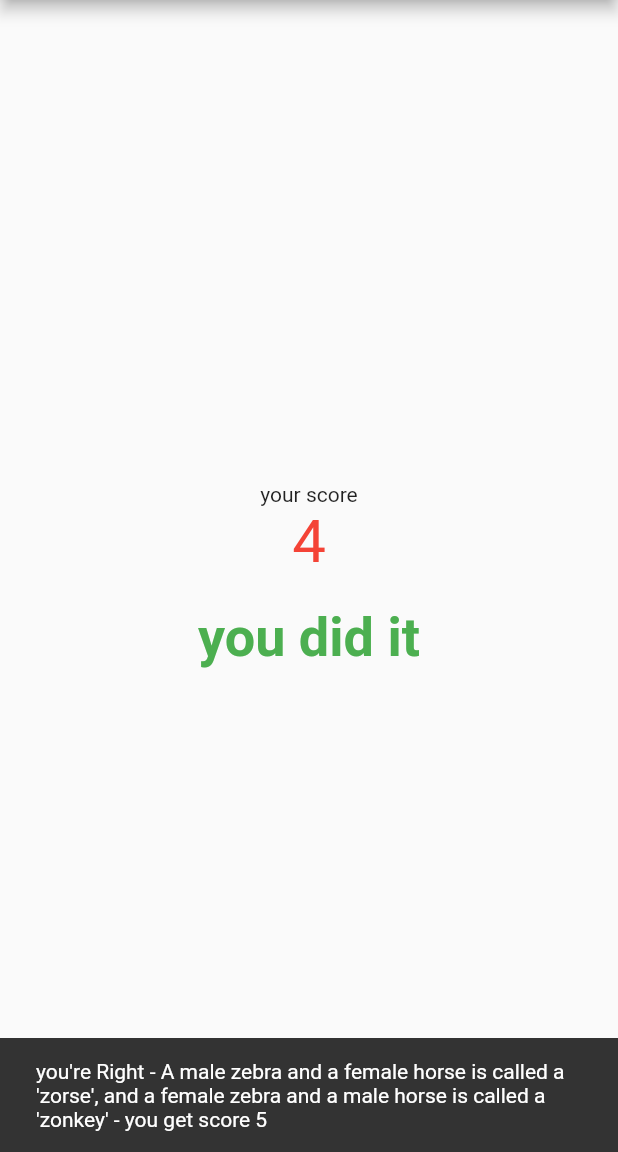
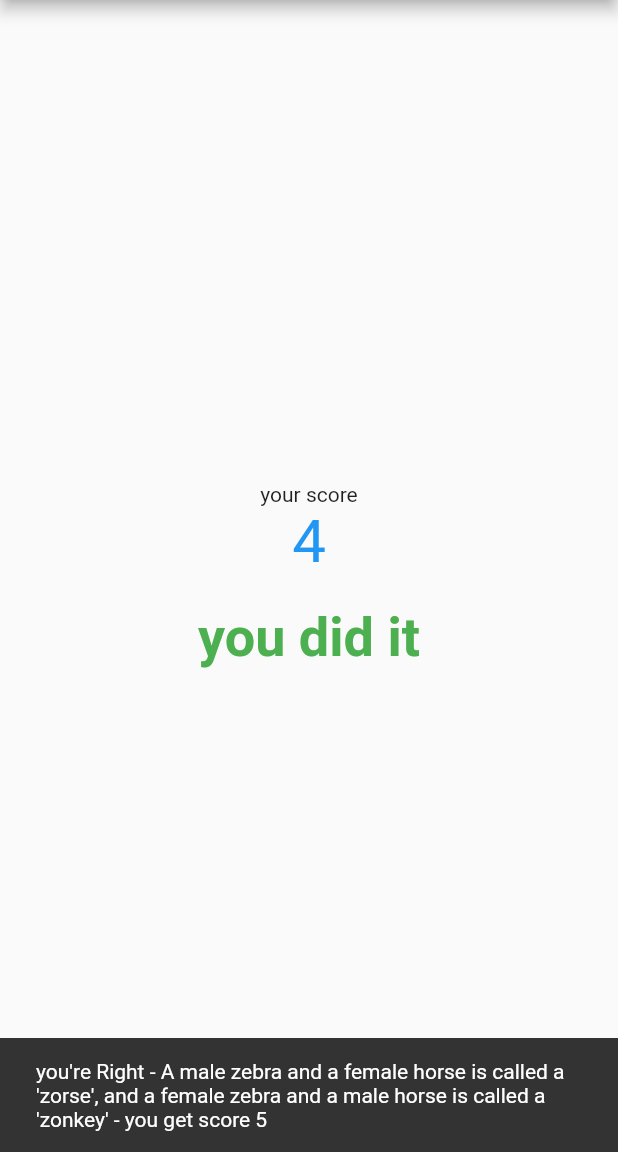
Before and after one commit to ridho-pratama-putra/flutter_app, a Flutter app: the screen it shows after launch, after a tap on "Correct", after a tap on "Wrong", on a phone screen of 412 x 824 dp, the part 84-1236 px from its top. Run offline on Flutter 3.47's test engine with Material 2 defaults, Android fonts, the phone set to English and light mode, and no system bars; our stand-ins replace firebase_core, firebase_crashlytics; accounts and stored records are empty; generated files the repository leaves out were written again.

Commit message:
styling score

```diff
--- a/lib/main.dart
+++ b/lib/main.dart
@@ -4,6 +4,7 @@ import 'package:firebase_core/firebase_core.dart';
 import 'package:flutter_app/question.dart';
 import 'package:flutter_app/reset_question_button.dart';
 import 'package:flutter_app/right_or_wrong_button.dart';
+import 'package:flutter_app/score.dart';
 import 'button.dart';
 import 'firebase_options.dart';
 import 'constants.dart';
@@ -91,18 +92,15 @@ class _MyHomePageState extends State<MyHomePage> {
               const Text("your score"),
               Padding(
                 padding: const EdgeInsets.only(bottom: 20.0),
-                child: Text("$_score", style: const TextStyle(fontSize: 40, color: Colors.red),),
+                child: Text("$_score",
+                    style: TextStyle(
+                        fontSize: 40,
+                        color: _score >= 1 ? Colors.blue : Colors.red)),
               ),
               _questionsIndex != questions.length
                   ? QuestionWidget(
                       question: questions[_questionsIndex].question)
-                  : const Center(
-                      child: Text("you did it",
-                          style: TextStyle(
-                              fontSize: 36,
-                              fontWeight: FontWeight.bold,
-                              color: Colors.green)),
-                    ),
+                  : ScoreWidget(score: _score)
             ],
           ),
         ),
--- /dev/null
+++ b/lib/score.dart
@@ -0,0 +1,21 @@
+import 'package:flutter/material.dart';
+
+class ScoreWidget extends StatelessWidget {
+  final int score;
+
+  const ScoreWidget({Key? key, required this.score}) : super(key: key);
+
+  @override
+  Widget build(BuildContext context) {
+    return Container(
+      child: Center(
+          child: score >= 1
+              ? const Text("you did it",
+                  style: TextStyle(
+                      fontSize: 36,
+                      fontWeight: FontWeight.bold,
+                      color: Colors.green))
+              : const Text("letstry again")),
+    );
+  }
+}
```
